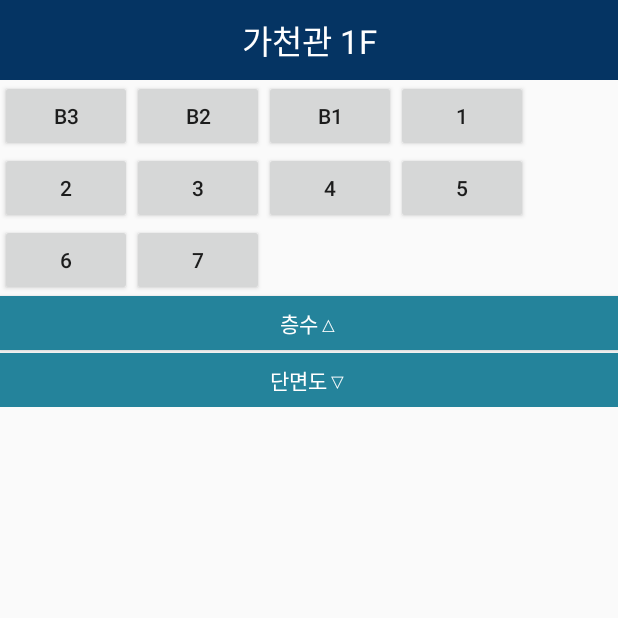
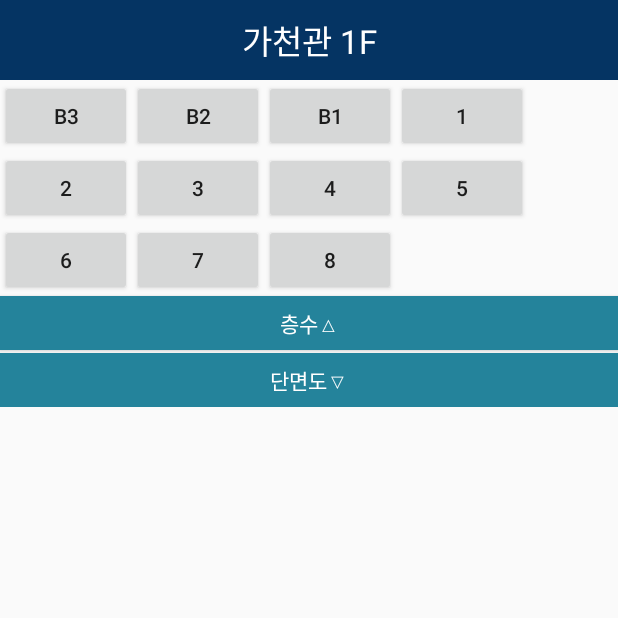
Before and after one commit to stafor94/FinalProject, an Android app: the screen it shows after launch (SeekActivity), after a tap on "가천관", on a phone screen of 412 x 824 dp, the top half of it. Run offline under Robolectric (Android 15) with nearby library versions, the phone set to English and light mode, and no system bars.

Commit message:
Project finish

```diff
--- a/app/src/main/java/com/stafor/gachonclass/DBHelper_TimeTable.java
+++ b/app/src/main/java/com/stafor/gachonclass/DBHelper_TimeTable.java
@@ -101,12 +101,12 @@ public class DBHelper_TimeTable extends SQLiteOpenHelper {
         return count;
     }
 
-    public boolean isInClass(String week, String hour, String classRoom) {
+    public boolean isInClass(String weekOfDay, String hour, String classRoom) {
         String str_start, str_end;
         int int_start, int_end, mHour = Integer.parseInt(hour);
         db = getReadableDatabase();
-        week = week.toLowerCase();
-        String QUERY = "SELECT * FROM " + TABLE_NAME + " WHERE DAY = '" + week + "' AND CLASS = '" + classRoom + "';";
+        weekOfDay = weekOfDay.toLowerCase();
+        String QUERY = "SELECT * FROM " + TABLE_NAME + " WHERE DAY = '" + weekOfDay + "' AND CLASS = '" + classRoom + "';";
         cursor = db.rawQuery(QUERY, null);
 
         if (cursor.moveToFirst()) {
--- a/app/src/main/java/com/stafor/gachonclass/SeekActivity.java
+++ b/app/src/main/java/com/stafor/gachonclass/SeekActivity.java
@@ -12,7 +12,7 @@ import android.widget.GridLayout;
 import android.widget.ImageView;
 import android.widget.TextView;
 
-public class SeekActivity extends AppCompatActivity {
+public class SeekActivity extends AppCompatActivity implements View.OnClickListener{
     Fragment fragment;
     Button spreadBtn, spread2Btn;
     GridLayout layout;
@@ -34,17 +34,14 @@ public class SeekActivity extends AppCompatActivity {
         super.onCreate(savedInstanceState);
         requestWindowFeature(Window.FEATURE_NO_TITLE);
         setContentView(R.layout.activity_seek);
-        this.setFinishOnTouchOutside(false); // 바깥영역 터치로 인한 종료 방지
 
-        setUp();
-        switch (building)       //메인에서 누른 건물에 따라 기본 단면도 이미지 설정.
-        {
-            case  "IT대학":
+        setUp(); // 기본 세팅
+
+        if (building.equals("IT대학")) {
+            //메인에서 누른 건물에 따라 기본 단면도 이미지 설정.
             imageView.setImageResource(sectionItImage[0]);
-            break;
+            changeFragment(1);
         }
-        if (building.equals("IT대학"))
-            changeFragment(1);
     }
 
     public void setUp() {
@@ -53,17 +50,17 @@ public class SeekActivity extends AppCompatActivity {
         imageView = (ImageView) findViewById(R.id.imageView);
         spreadBtn = (Button) findViewById(R.id.btn_spread);
         spread2Btn = (Button) findViewById(R.id.btn_spread2);
-        spreadBtn.setOnClickListener(myListener);
-        spread2Btn.setOnClickListener(myListener);
-        imageView.setOnClickListener(myListener);
+        spreadBtn.setOnClickListener(this);
+        spread2Btn.setOnClickListener(this);
+        imageView.setOnClickListener(this);
 
         Intent myIntent = getIntent();
         building = myIntent.getStringExtra("building");
         floorTv.setText(building + " " + floor + "F");
-        createFloors(building);
+        createFloors(building); // 층수 버튼 생성
     }
 
-    View.OnClickListener myListener = new View.OnClickListener() {
+
     @Override
     public void onClick(View v) {
         if (v.getId() == R.id.btn_spread) {
@@ -90,11 +87,10 @@ public class SeekActivity extends AppCompatActivity {
             startActivity(intent);
         }
     }
-    };
 
     public void createFloors(String building) {
         if (building.equals("가천관"))
-            createButtons(-3, 7);
+            createButtons(-3, 8);
         else if (building.equals("비전타워"))
             createButtons(1, 6);
         else if (building.equals("공과대학1"))
```
Also changed, not shown: app/src/main/java/com/stafor/gachonclass/ClassFragment.java (+4 -4 lines), app/src/main/java/com/stafor/gachonclass/MainActivity.java (+0 -12 lines). Lines whose indentation alone changed are shown as unchanged.
